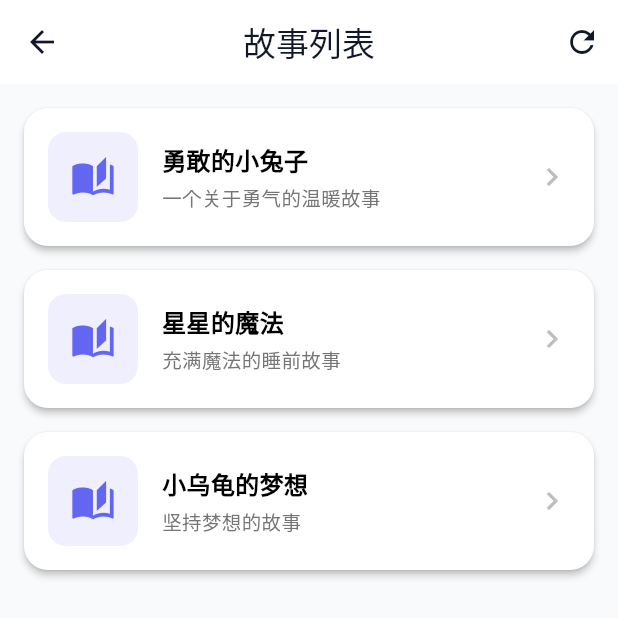
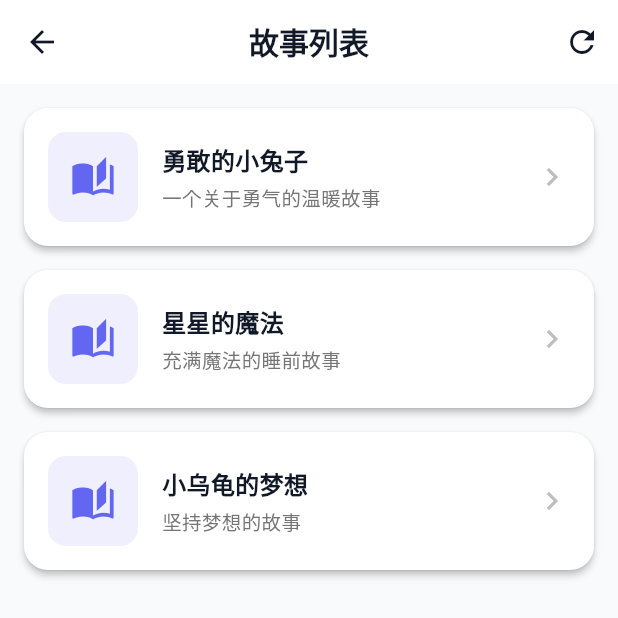
Before and after one commit to boye1026/ai_bedtime_story_app, a Flutter app: the StoryListPage screen opened directly, on a phone screen of 412 x 824 dp, the top half of it. Run offline on Flutter 3.47's test engine with Material 3 defaults, Android fonts, the phone set to English and light mode, and no system bars; our stand-ins replace flutter_tts, google_fonts, shared_preferences; accounts and stored records are empty.

Commit message:
Update app_theme.dart

```diff
--- a/mobile/lib/theme/app_theme.dart
+++ b/mobile/lib/theme/app_theme.dart
@@ -32,6 +32,11 @@ class AppTheme {
       centerTitle: true,
       backgroundColor: Colors.white,
       foregroundColor: lightText,
+      titleTextStyle: TextStyle(
+        color: lightText,
+        fontSize: 20,
+        fontWeight: FontWeight.w600,
+      ),
     ),
     elevatedButtonTheme: ElevatedButtonThemeData(
       style: ElevatedButton.styleFrom(
@@ -41,6 +46,95 @@ class AppTheme {
         shape: RoundedRectangleBorder(
           borderRadius: BorderRadius.circular(12),
         ),
+        textStyle: const TextStyle(
+          fontSize: 16,
+          fontWeight: FontWeight.w500,
+        ),
+      ),
+    ),
+    textButtonTheme: TextButtonThemeData(
+      style: TextButton.styleFrom(
+        foregroundColor: primaryColor,
+        textStyle: const TextStyle(
+          fontSize: 14,
+          fontWeight: FontWeight.w500,
+        ),
+      ),
+    ),
+    inputDecorationTheme: InputDecorationTheme(
+      filled: true,
+      fillColor: Colors.white,
+      border: OutlineInputBorder(
+        borderRadius: BorderRadius.circular(12),
+        borderSide: const BorderSide(color: Colors.grey, width: 1),
+      ),
+      enabledBorder: OutlineInputBorder(
+        borderRadius: BorderRadius.circular(12),
+        borderSide: const BorderSide(color: Colors.grey, width: 1),
+      ),
+      focusedBorder: OutlineInputBorder(
+        borderRadius: BorderRadius.circular(12),
+        borderSide: const BorderSide(color: primaryColor, width: 2),
+      ),
+      contentPadding: const EdgeInsets.symmetric(horizontal: 16, vertical: 14),
+    ),
+    cardTheme: CardTheme(
+      elevation: 2,
+      shape: RoundedRectangleBorder(
+        borderRadius: BorderRadius.circular(16),
+      ),
+      color: Colors.white,
+    ),
+    textTheme: TextTheme(
+      displayLarge: GoogleFonts.notoSansSc(
+        fontSize: 32,
+        fontWeight: FontWeight.bold,
+        color: lightText,
+      ),
+      displayMedium: GoogleFonts.notoSansSc(
+        fontSize: 28,
+        fontWeight: FontWeight.bold,
+        color: lightText,
+      ),
+      displaySmall: GoogleFonts.notoSansSc(
+        fontSize: 24,
+        fontWeight: FontWeight.bold,
+        color: lightText,
+      ),
+      headlineLarge: GoogleFonts.notoSansSc(
+        fontSize: 20,
+        fontWeight: FontWeight.w600,
+        color: lightText,
+      ),
+      headlineMedium: GoogleFonts.notoSansSc(
+        fontSize: 18,
+        fontWeight: FontWeight.w600,
+        color: lightText,
+      ),
+      titleLarge: GoogleFonts.notoSansSc(
+        fontSize: 16,
+        fontWeight: FontWeight.w600,
+        color: lightText,
+      ),
+      bodyLarge: GoogleFonts.notoSansSc(
+        fontSize: 16,
+        fontWeight: FontWeight.normal,
+        color: lightText,
+      ),
+      bodyMedium: GoogleFonts.notoSansSc(
+        fontSize: 14,
+        fontWeight: FontWeight.normal,
+        color: lightText,
+      ),
+      bodySmall: GoogleFonts.notoSansSc(
+        fontSize: 12,
+        fontWeight: FontWeight.normal,
+        color: lightSecondaryText,
+      ),
+      labelLarge: GoogleFonts.notoSansSc(
+        fontSize: 14,
+        fontWeight: FontWeight.w500,
+        color: lightText,
       ),
     ),
   );
@@ -61,6 +155,69 @@ class AppTheme {
       centerTitle: true,
       backgroundColor: darkBackground,
       foregroundColor: darkText,
+      titleTextStyle: GoogleFonts.notoSansSc(
+        color: darkText,
+        fontSize: 20,
+        fontWeight: FontWeight.w600,
+      ),
+    ),
+    elevatedButtonTheme: ElevatedButtonThemeData(
+      style: ElevatedButton.styleFrom(
+        backgroundColor: primaryColor,
+        foregroundColor: Colors.white,
+        minimumSize: const Size(double.infinity, 48),
+        shape: RoundedRectangleBorder(
+          borderRadius: BorderRadius.circular(12),
+        ),
+        textStyle: const TextStyle(
+          fontSize: 16,
+          fontWeight: FontWeight.w500,
+        ),
+      ),
+    ),
+    cardTheme: CardTheme(
+      elevation: 2,
+      shape: RoundedRectangleBorder(
+        borderRadius: BorderRadius.circular(16),
+      ),
+      color: const Color(0xFF374151),
+    ),
+    textTheme: TextTheme(
+      displayLarge: GoogleFonts.notoSansSc(
+        fontSize: 32,
+        fontWeight: FontWeight.bold,
+        color: darkText,
+      ),
+      displayMedium: GoogleFonts.notoSansSc(
+        fontSize: 28,
+        fontWeight: FontWeight.bold,
+        color: darkText,
+      ),
+      displaySmall: GoogleFonts.notoSansSc(
+        fontSize: 24,
+        fontWeight: FontWeight.bold,
+        color: darkText,
+      ),
+      headlineLarge: GoogleFonts.notoSansSc(
+        fontSize: 20,
+        fontWeight: FontWeight.w600,
+        color: darkText,
+      ),
+      bodyLarge: GoogleFonts.notoSansSc(
+        fontSize: 16,
+        fontWeight: FontWeight.normal,
+        color: darkText,
+      ),
+      bodyMedium: GoogleFonts.notoSansSc(
+        fontSize: 14,
+        fontWeight: FontWeight.normal,
+        color: darkText,
+      ),
+      bodySmall: GoogleFonts.notoSansSc(
+        fontSize: 12,
+        fontWeight: FontWeight.normal,
+        color: darkSecondaryText,
+      ),
     ),
   );
 }
```
